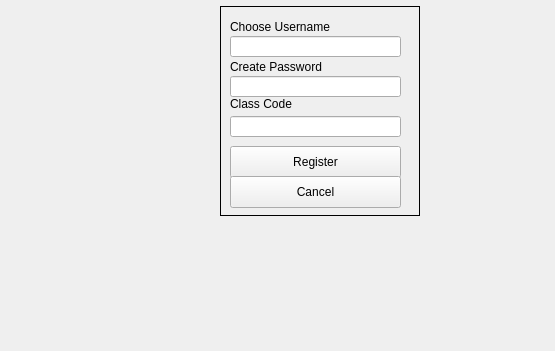
DatabasesWorks/Stacked_EducationalPlatform, file studreg.ui: the form before one commit; both pictures show x 0 to 555 and y 129 to 480 of the 640 by 480 pixel window.
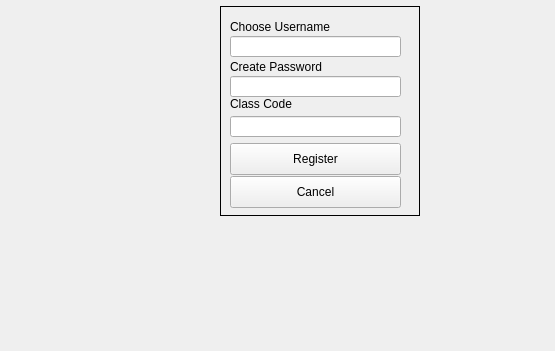
The form after the commit.

Commit message: moved some buttons

Diff of the .ui file:
```diff
--- a/studreg.ui
+++ b/studreg.ui
@@ -109,7 +109,7 @@
         <property name="geometry">
          <rect>
           <x>10</x>
-          <y>140</y>
+          <y>137</y>
           <width>171</width>
           <height>32</height>
          </rect>
```
The commit also changes 2 other files.
